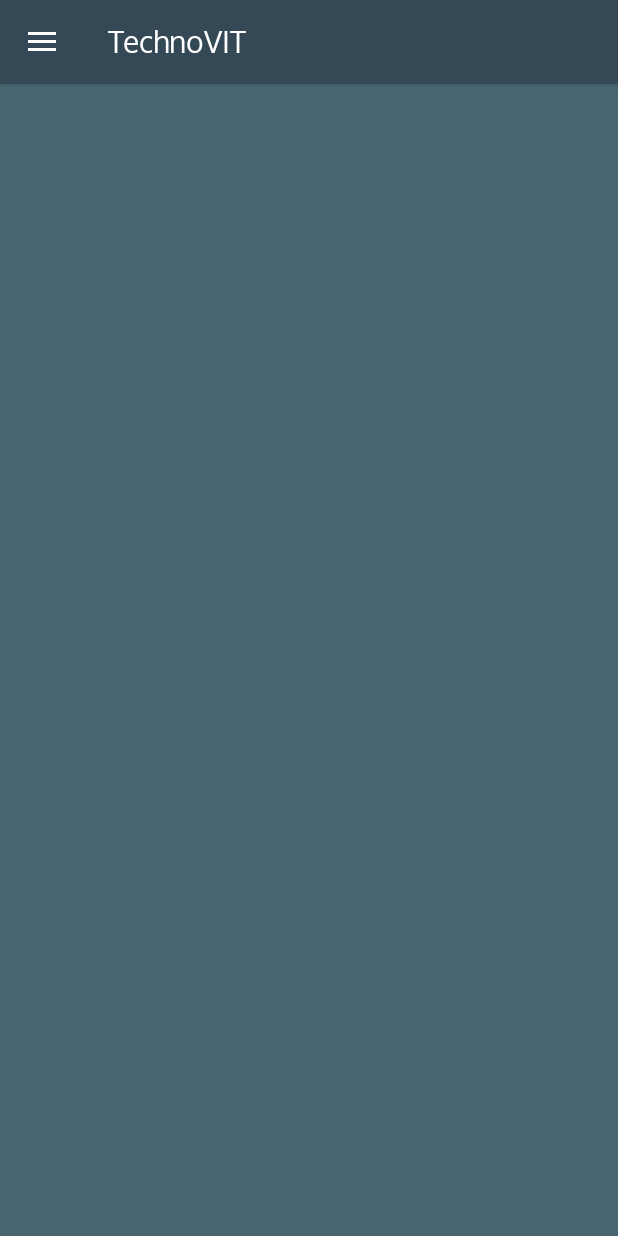
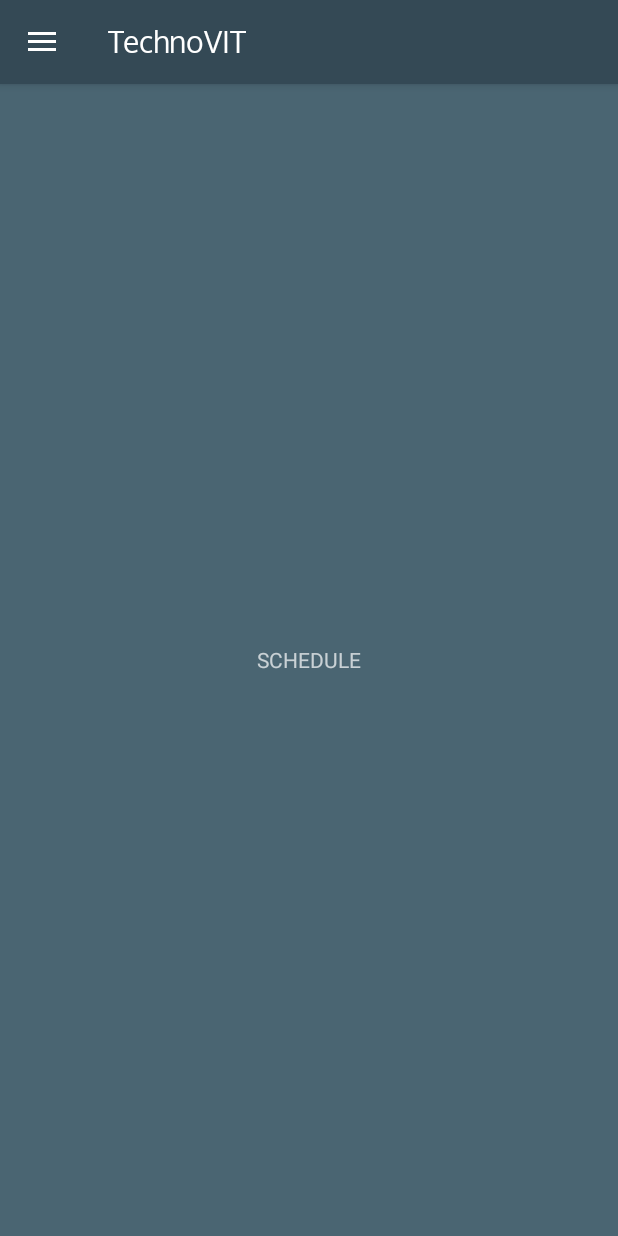
Before and after one commit to sp53/TechnoVIT19, an Android app: the screen it shows after launch (MainActivity), in the side drawer, after a tap on "Schedule", on a phone screen of 412 x 824 dp. Run offline under Robolectric (Android 15) with nearby library versions, the phone set to English and light mode, and no system bars.

Commit message:
Added fragments for all tasks.

```diff
--- a/app/src/main/java/com/vitapp/technovit19/MainActivity.java
+++ b/app/src/main/java/com/vitapp/technovit19/MainActivity.java
@@ -6,12 +6,7 @@ import androidx.appcompat.widget.Toolbar;
 import androidx.core.view.GravityCompat;
 import androidx.drawerlayout.widget.DrawerLayout;
 
-import android.content.Intent;
-import android.graphics.Typeface;
 import android.os.Bundle;
-import android.text.Spannable;
-import android.text.SpannableString;
-import android.util.Log;
 import android.view.MenuItem;
 
 import com.google.android.material.navigation.NavigationView;
@@ -30,6 +25,7 @@ public class MainActivity extends AppCompatActivity
         setSupportActionBar(toolbar);
 
         drawerLayout = findViewById(R.id.drawer_layout);
+
         NavigationView navigationView = findViewById(R.id.nav_view);
         ActionBarDrawerToggle toggle = new ActionBarDrawerToggle(
                 this, drawerLayout, toolbar, R.string.open,R.string.close);
@@ -44,30 +40,33 @@ public class MainActivity extends AppCompatActivity
         int id = item.getItemId();
 
         if(id == R.id.nav_home) {
+            getSupportFragmentManager().beginTransaction().replace(R.id.nav_fragment,new home_fragment()).commit();
 
         }
         else if(id == R.id.nav_about) {
+            getSupportFragmentManager().beginTransaction().replace(R.id.nav_fragment,new about_fragment()).commit();
 
         }
         else if(id == R.id.nav_schedule) {
+            getSupportFragmentManager().beginTransaction().replace(R.id.nav_fragment,new schedule_fragment()).commit();
 
         }
         else if(id == R.id.nav_venue) {
+            getSupportFragmentManager().beginTransaction().replace(R.id.nav_fragment,new venue_fragment()).commit();
 
         }
         else if(id == R.id.nav_gallery) {
+            getSupportFragmentManager().beginTransaction().replace(R.id.nav_fragment,new gallery_fragment()).commit();
 
         }
         else if(id == R.id.nav_sponsors) {
+            getSupportFragmentManager().beginTransaction().replace(R.id.nav_fragment,new sponsors_fragment()).commit();
 
         }
         else if(id == R.id.nav_contact) {
+            getSupportFragmentManager().beginTransaction().replace(R.id.nav_fragment,new contacts_fragment()).commit();
 
         }
-        /*
-        else if(id == R.id.nav_account) {
-
-        }*/
 
         drawerLayout.closeDrawers();
         return true;
--- /dev/null
+++ b/app/src/main/java/com/vitapp/technovit19/home_fragment.java
@@ -0,0 +1,19 @@
+package com.vitapp.technovit19;
+
+import android.os.Bundle;
+import android.view.LayoutInflater;
+import android.view.View;
+import android.view.ViewGroup;
+
+import androidx.annotation.NonNull;
+import androidx.annotation.Nullable;
+import androidx.fragment.app.Fragment;
+
+public class home_fragment extends Fragment {
+
+    @Nullable
+    @Override
+    public View onCreateView(@NonNull LayoutInflater inflater, @Nullable ViewGroup container, @Nullable Bundle savedInstanceState) {
+        return inflater.inflate(R.layout.home,container,false);
+    }
+}
--- /dev/null
+++ b/app/src/main/java/com/vitapp/technovit19/schedule_fragment.java
@@ -0,0 +1,19 @@
+package com.vitapp.technovit19;
+
+import android.os.Bundle;
+import android.view.LayoutInflater;
+import android.view.View;
+import android.view.ViewGroup;
+
+import androidx.annotation.NonNull;
+import androidx.annotation.Nullable;
+import androidx.fragment.app.Fragment;
+
+public class schedule_fragment extends Fragment {
+
+    @Nullable
+    @Override
+    public View onCreateView(@NonNull LayoutInflater inflater, @Nullable ViewGroup container, @Nullable Bundle savedInstanceState) {
+        return inflater.inflate(R.layout.schedule,container,false);
+    }
+}
--- a/app/src/main/res/layout/activity_main.xml
+++ b/app/src/main/res/layout/activity_main.xml
@@ -8,9 +8,29 @@
     android:fitsSystemWindows="false"
     tools:openDrawer="start">
 
-    <include layout="@layout/app_bar_main"
+    <LinearLayout
         android:layout_width="match_parent"
-        android:layout_height="match_parent" />
+        android:layout_height="match_parent"
+        android:orientation="vertical">
+
+        <androidx.appcompat.widget.Toolbar
+            android:id="@+id/toolbar"
+            android:layout_width="match_parent"
+            android:layout_height="?attr/actionBarSize"
+            android:background="@color/colorPrimary"
+            android:elevation="4dp"
+            android:theme="@style/ToolbarTheme"
+            app:popupTheme="@style/ThemeOverlay.AppCompat.Light"
+            app:title="TechnoVIT" />
+
+        <FrameLayout
+            android:id="@+id/nav_fragment"
+            android:layout_width="match_parent"
+            android:layout_height="fill_parent"
+            app:layout_constraintTop_toBottomOf="@+id/toolbar" />
+
+    </LinearLayout>
+
 
     <com.google.android.material.navigation.NavigationView
         android:id="@+id/nav_view"
--- a/app/src/main/res/layout/app_bar_main.xml
+++ /dev/null
@@ -1,21 +0,0 @@
-<?xml version="1.0" encoding="utf-8"?>
-<androidx.coordinatorlayout.widget.CoordinatorLayout xmlns:android="http://schemas.android.com/apk/res/android"
-    android:layout_width="match_parent"
-    android:layout_height="match_parent"
-    xmlns:tools="http://schemas.android.com/tools"
-    xmlns:app="http://schemas.android.com/apk/res-auto"
-    tools:context=".MainActivity">
-
-    <androidx.appcompat.widget.Toolbar
-        android:id="@+id/toolbar"
-        android:layout_width="match_parent"
-        android:layout_height="?attr/actionBarSize"
-        android:background="@color/colorPrimary"
-        android:elevation="4dp"
-        app:title="TechnoVIT"
-        android:theme="@style/ToolbarTheme"
-        app:popupTheme="@style/ThemeOverlay.AppCompat.Light" />
-
-    <include layout="@layout/content_main" />
-
-</androidx.coordinatorlayout.widget.CoordinatorLayout>
--- a/app/src/main/res/layout/content_main.xml
+++ /dev/null
@@ -1,7 +0,0 @@
-<?xml version="1.0" encoding="utf-8"?>
-<androidx.constraintlayout.widget.ConstraintLayout xmlns:android="http://schemas.android.com/apk/res/android"
-    xmlns:app="http://schemas.android.com/apk/res-auto"
-    xmlns:tools="http://schemas.android.com/tools"
-    android:layout_width="match_parent"
-    android:background="@color/colorPrimaryLight"
-    android:layout_height="match_parent"/>
--- /dev/null
+++ b/app/src/main/res/layout/schedule.xml
@@ -0,0 +1,19 @@
+<?xml version="1.0" encoding="utf-8"?>
+<androidx.constraintlayout.widget.ConstraintLayout xmlns:android="http://schemas.android.com/apk/res/android"
+    xmlns:app="http://schemas.android.com/apk/res-auto"
+    xmlns:tools="http://schemas.android.com/tools"
+    android:layout_width="match_parent"
+    android:background="@color/colorPrimaryLight"
+    android:layout_height="match_parent">
+
+    <TextView
+        android:layout_width="match_parent"
+        android:layout_height="100dp"
+        android:layout_marginTop="8dp"
+        android:layout_marginBottom="8dp"
+        android:gravity="center"
+        android:text="SCHEDULE"
+        app:layout_constraintBottom_toBottomOf="parent"
+        app:layout_constraintTop_toTopOf="parent" />
+
+</androidx.constraintlayout.widget.ConstraintLayout>
--- a/app/src/main/res/values/strings.xml
+++ b/app/src/main/res/values/strings.xml
@@ -1,5 +1,5 @@
 <resources>
-    <string name="app_name">TechnoVIT</string>
+    <string name="app_name">TechnoVit</string>
     <string name="open">Open</string>
     <string name="close">Close</string>
 </resources>
```
Also changed, not shown: app/src/main/java/com/vitapp/technovit19/about_fragment.java (added, +19 -0 lines), app/src/main/java/com/vitapp/technovit19/contacts_fragment.java (added, +19 -0 lines), app/src/main/java/com/vitapp/technovit19/gallery_fragment.java (added, +19 -0 lines), app/src/main/java/com/vitapp/technovit19/sponsors_fragment.java (added, +19 -0 lines), app/src/main/java/com/vitapp/technovit19/venue_fragment.java (added, +19 -0 lines), app/src/main/res/layout/about.xml (added, +19 -0 lines), app/src/main/res/layout/contacts.xml (added, +19 -0 lines), app/src/main/res/layout/gallery.xml (added, +19 -0 lines), app/src/main/res/layout/home.xml (added, +19 -0 lines), app/src/main/res/layout/sponsors.xml (added, +19 -0 lines), app/src/main/res/layout/venue.xml (added, +19 -0 lines).
